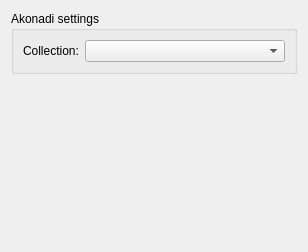
The window that events_config.ui (alno/plasma-runner-events) describes before a commit, drawn with Qt 5.
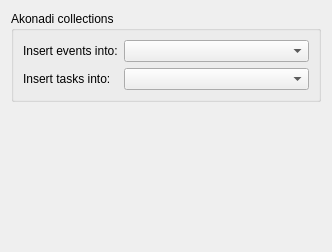
The same window after the commit. Custom widgets are drawn as their Qt base class.

Commit message: Akonadi collection config

```diff
--- a/events_config.ui
+++ b/events_config.ui
@@ -6,7 +6,7 @@
    <rect>
     <x>0</x>
     <y>0</y>
-    <width>308</width>
+    <width>332</width>
     <height>252</height>
    </rect>
   </property>
@@ -17,7 +17,7 @@
    <item>
     <widget class="QGroupBox" name="akonadiGroup">
      <property name="title">
-      <string>Akonadi settings</string>
+      <string>Akonadi collections</string>
      </property>
      <layout class="QGridLayout" name="akonadiGroupLayout">
       <item row="0" column="1">
@@ -33,7 +33,17 @@
       <item row="0" column="0">
        <widget class="QLabel" name="collectionLabel">
         <property name="text">
-         <string>Collection:</string>
+         <string>Insert events into:</string>
+        </property>
+       </widget>
+      </item>
+      <item row="1" column="1">
+       <widget class="KComboBox" name="todoCollectionCombo"/>
+      </item>
+      <item row="1" column="0">
+       <widget class="QLabel" name="todoCollectionLabel">
+        <property name="text">
+         <string>Insert tasks into:</string>
         </property>
        </widget>
       </item>
```
Left out of the diff: 4 changed lines with no effect on the pictures. The commit also changes 6 other files.
